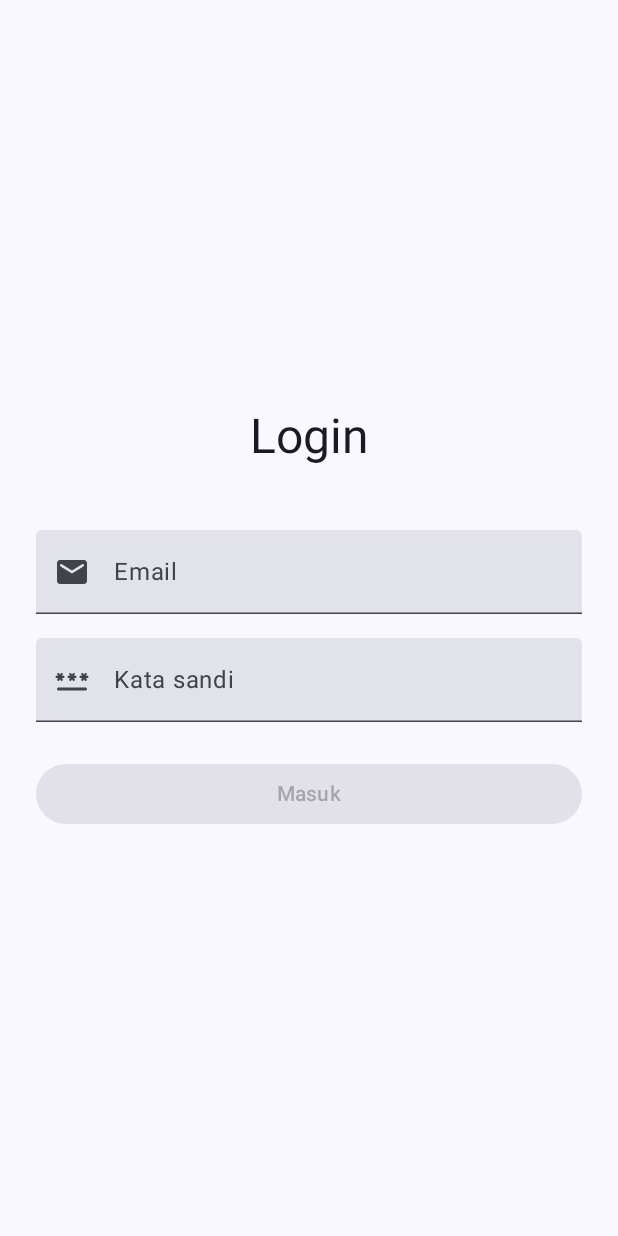
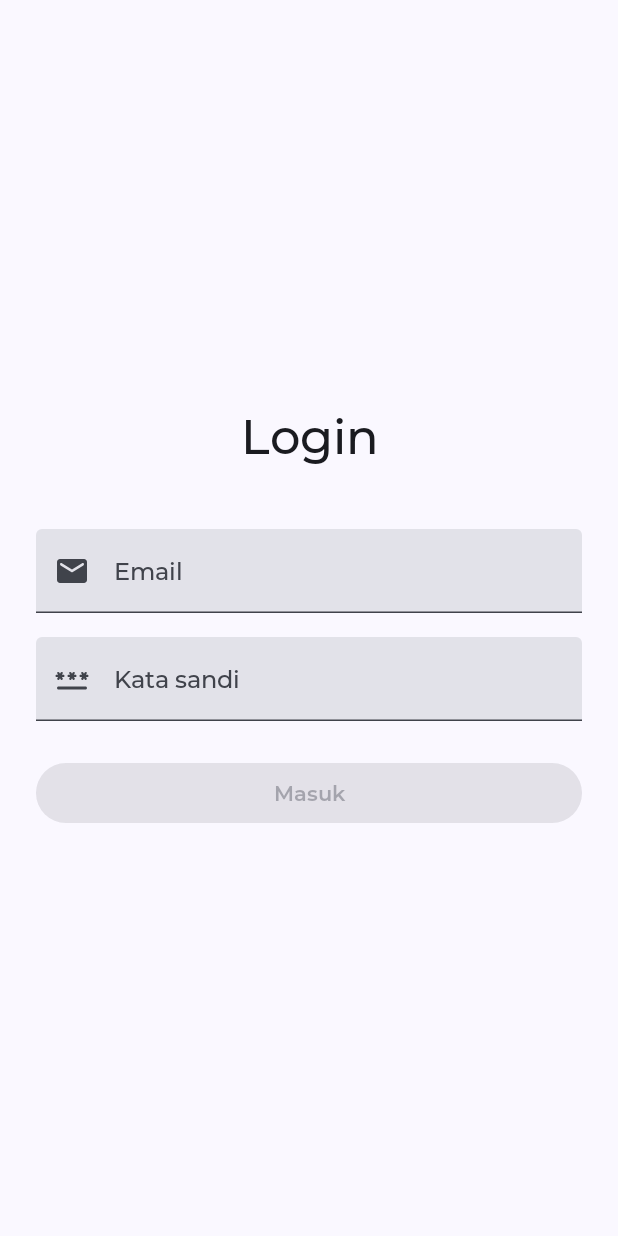
Before and after one commit to ariefzuhri/SensorMobile, an Android app built with Jetpack Compose: the screen it shows after launch (MainActivity), on a phone screen of 412 x 824 dp. Run offline under Robolectric (Android 15) with nearby library versions, the phone set to English and light mode, and no system bars; our stand-ins replace Dagger/Hilt's generated code, Room's generated code; libraries missing offline, so code that uses them is left out: com.chuckerteam.chucker; pictures from the network do not load; 4 statements that could not run were skipped.

Commit message:
[UI] Change default font family to Montserrat

```diff
--- a/app/src/main/java/sv/ugm/sensormobile/ui/designsystem/theme/Type.kt
+++ b/app/src/main/java/sv/ugm/sensormobile/ui/designsystem/theme/Type.kt
@@ -2,16 +2,93 @@ package sv.ugm.sensormobile.ui.designsystem.theme
 
 import androidx.compose.material3.Typography
 import androidx.compose.ui.text.TextStyle
+import androidx.compose.ui.text.font.Font
 import androidx.compose.ui.text.font.FontFamily
 import androidx.compose.ui.text.font.FontWeight
 import androidx.compose.ui.unit.sp
+import sv.ugm.sensormobile.R
+
+val Montserrat = FontFamily(
+    Font(R.font.montserrat_regular, FontWeight.Normal),
+    Font(R.font.montserrat_medium, FontWeight.Medium),
+    Font(R.font.montserrat_semibold, FontWeight.SemiBold),
+    Font(R.font.montserrat_bold, FontWeight.Bold),
+)
 
 val Typography = Typography(
+    displayLarge = TextStyle(
+        fontSize = 57.sp,
+        fontWeight = FontWeight.Medium,
+        fontFamily = Montserrat,
+    ),
+    displayMedium = TextStyle(
+        fontSize = 45.sp,
+        fontWeight = FontWeight.Medium,
+        fontFamily = Montserrat,
+    ),
+    displaySmall = TextStyle(
+        fontSize = 36.sp,
+        fontWeight = FontWeight.Medium,
+        fontFamily = Montserrat,
+    ),
+    headlineLarge = TextStyle(
+        fontSize = 32.sp,
+        fontWeight = FontWeight.Medium,
+        fontFamily = Montserrat,
+    ),
+    headlineMedium = TextStyle(
+        fontSize = 28.sp,
+        fontWeight = FontWeight.Medium,
+        fontFamily = Montserrat,
+    ),
+    headlineSmall = TextStyle(
+        fontSize = 24.sp,
+        fontWeight = FontWeight.Medium,
+        fontFamily = Montserrat,
+    ),
+    titleLarge = TextStyle(
+        fontSize = 22.sp,
+        fontWeight = FontWeight.Medium,
+        fontFamily = Montserrat,
+    ),
+    titleMedium = TextStyle(
+        fontSize = 16.sp,
+        fontWeight = FontWeight.SemiBold,
+        fontFamily = Montserrat,
+    ),
+    titleSmall = TextStyle(
+        fontSize = 14.sp,
+        fontWeight = FontWeight.SemiBold,
+        fontFamily = Montserrat,
+    ),
     bodyLarge = TextStyle(
-        fontFamily = FontFamily.Default,
-        fontWeight = FontWeight.Normal,
         fontSize = 16.sp,
-        lineHeight = 24.sp,
-        letterSpacing = 0.5.sp,
-    )
+        fontWeight = FontWeight.Medium,
+        fontFamily = Montserrat,
+    ),
+    bodyMedium = TextStyle(
+        fontSize = 14.sp,
+        fontWeight = FontWeight.Medium,
+        fontFamily = Montserrat,
+    ),
+    bodySmall = TextStyle(
+        fontSize = 12.sp,
+        fontWeight = FontWeight.Medium,
+        fontFamily = Montserrat,
+    ),
+    labelLarge = TextStyle(
+        fontSize = 14.sp,
+        fontWeight = FontWeight.SemiBold,
+        fontFamily = Montserrat,
+    ),
+    labelMedium = TextStyle(
+        fontSize = 12.sp,
+        fontWeight = FontWeight.SemiBold,
+        fontFamily = Montserrat,
+    ),
+    labelSmall = TextStyle(
+        fontSize = 11.sp,
+        fontWeight = FontWeight.SemiBold,
+        fontFamily = Montserrat,
+    ),
 )
```
